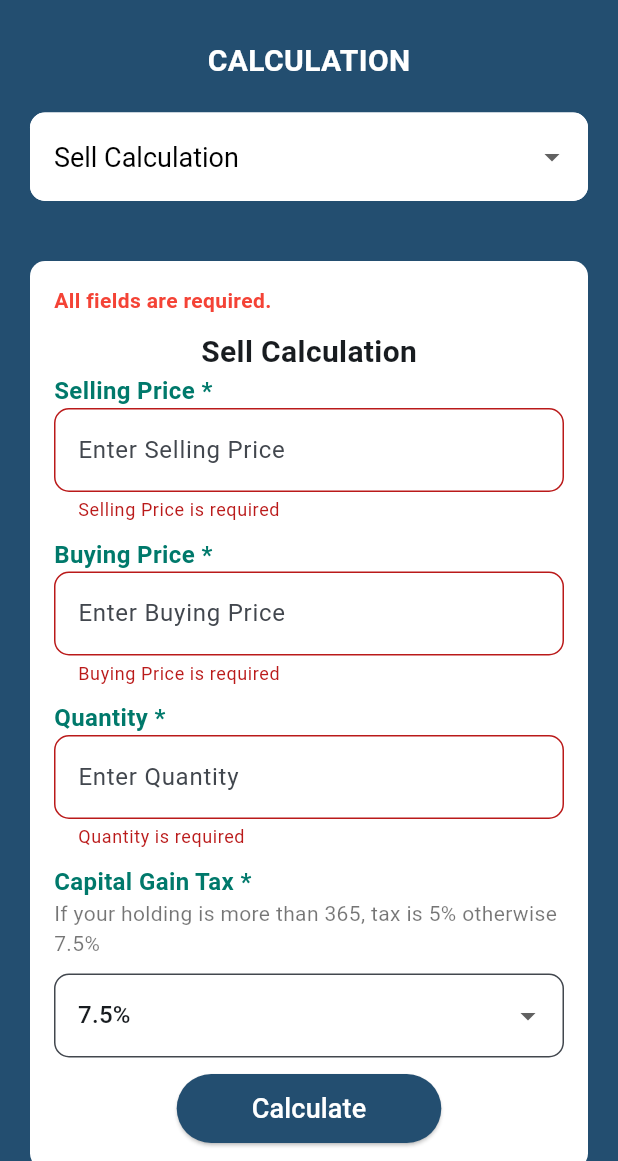
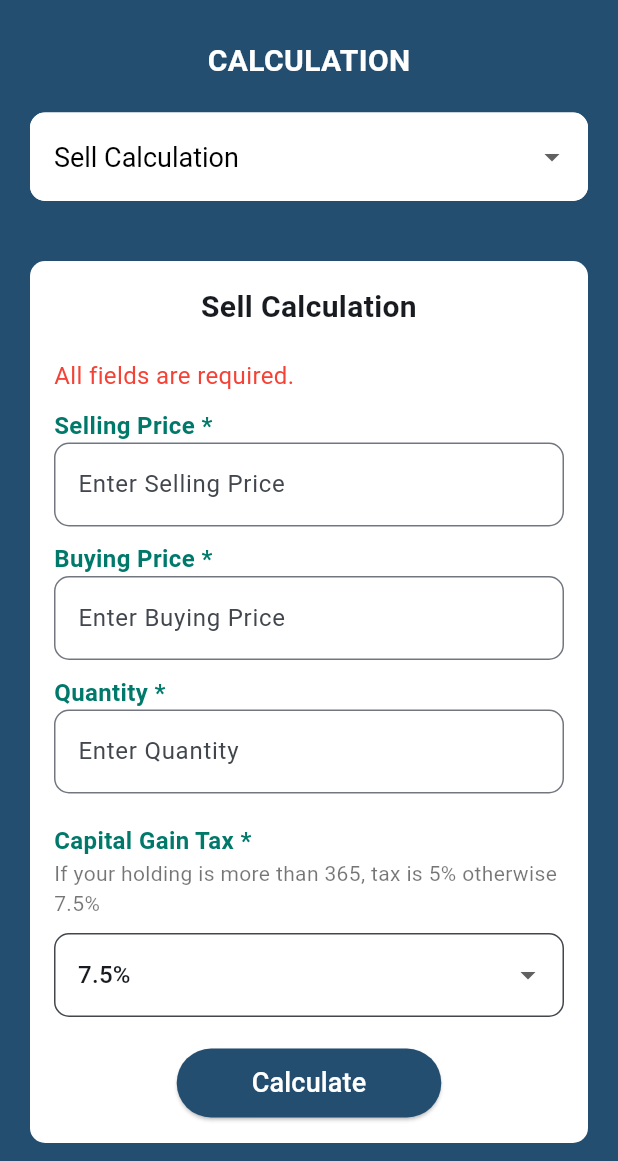
Before and after one commit to santoshvandari/ShareHisab, a Flutter app: the screen it shows after launch, after a tap on "Calculate", on a phone screen of 412 x 824 dp, the part 75-1236 px from its top. Run offline on Flutter 3.47's test engine with Material 3 defaults, Android fonts, the phone set to English and light mode, and no system bars.

Commit message:
Fixed the Buy of Not Refreshing

```diff
--- a/lib/sell_options.dart
+++ b/lib/sell_options.dart
@@ -1,4 +1,5 @@
 import 'package:flutter/material.dart';
+import 'package:sharehisab/buy_global_variables.dart';
 import 'package:sharehisab/sell_gloabl_variables.dart';
 import 'package:sharehisab/sellbuy_calculation.dart';
 
@@ -12,8 +13,13 @@ class SellOptions extends StatefulWidget {
 }
 
 class _SellOptionsState extends State<SellOptions> {
-  final _formKey = GlobalKey<FormState>();
-  String errorMessage = "";
+  // Controllers for the text fields
+  final TextEditingController sellingPriceController = TextEditingController();
+  final TextEditingController buyingPriceController = TextEditingController();
+  final TextEditingController quantityController = TextEditingController();
+
+  // Error message
+  String? errorMessage;
 
   @override
   Widget build(BuildContext context) {
@@ -26,22 +32,9 @@ class _SellOptionsState extends State<SellOptions> {
             color: Colors.white,
             borderRadius: BorderRadius.circular(10),
           ),
-          child: Form(
-            key: _formKey, // Associate form key with this form
           child: Column(
             crossAxisAlignment: CrossAxisAlignment.start,
             children: [
-                if (errorMessage.isNotEmpty)
-                  Padding(
-                    padding: const EdgeInsets.only(bottom: 10),
-                    child: Text(
-                      errorMessage,
-                      style: const TextStyle(
-                        color: Colors.red,
-                        fontWeight: FontWeight.bold,
-                      ),
-                    ),
-                  ),
               const Center(
                 child: Text(
                   "Sell Calculation",
@@ -49,35 +42,26 @@ class _SellOptionsState extends State<SellOptions> {
                     fontSize: 20,
                     fontWeight: FontWeight.bold,
                   ),
+                  textAlign: TextAlign.center,
                 ),
               ),
-                textFormFieldDesign(
-                  "Selling Price",
-                  (value) {
-                    setState(() {
-                      sellPrice = double.tryParse(value) ?? 0.0;
-                    });
-                  },
-                  "Selling Price is required",
+              const SizedBox(height: 20),
+
+              // Display the error message if it exists
+              if (errorMessage != null) ...[
+                Text(
+                  errorMessage!,
+                  style: const TextStyle(color: Colors.red, fontSize: 16),
                 ),
-                textFormFieldDesign(
-                  "Buying Price",
-                  (value) {
-                    setState(() {
-                      sellBuyPrice = double.tryParse(value) ?? 0.0;
-                    });
-                  },
-                  "Buying Price is required",
-                ),
-                textFormFieldDesign(
-                  "Quantity",
-                  (value) {
-                    setState(() {
-                      sellQuantity = double.tryParse(value) ?? 0.0;
-                    });
-                  },
-                  "Quantity is required",
-                ),
+                const SizedBox(height: 10),
+              ],
+
+              textFormFieldDesign("Selling Price", sellingPriceController),
+              textFormFieldDesign("Buying Price", buyingPriceController),
+              textFormFieldDesign("Quantity", quantityController),
+
+              // Capital Gain Tax dropdown
+              const SizedBox(height: 10),
               Text(
                 "Capital Gain Tax *",
                 style: TextStyle(
@@ -92,22 +76,14 @@ class _SellOptionsState extends State<SellOptions> {
               ),
               const SizedBox(height: 10),
               DropdownButtonFormField<String>(
-                  dropdownColor: Colors.white,
                 value: capitalGainTaxPercentage == 5.0 ? "5" : "7.5",
                 items: const [
-                    DropdownMenuItem(
-                      value: "5",
-                      child: Text("5%"),
-                    ),
-                    DropdownMenuItem(
-                      value: "7.5",
-                      child: Text("7.5%"),
-                    ),
+                  DropdownMenuItem(value: "5", child: Text("5%")),
+                  DropdownMenuItem(value: "7.5", child: Text("7.5%")),
                 ],
                 onChanged: (value) {
                   setState(() {
-                      capitalGainTaxPercentage =
-                          double.tryParse(value ?? "7.5") ?? 7.5;
+                    capitalGainTaxPercentage = double.parse(value!);
                   });
                 },
                 decoration: InputDecoration(
@@ -117,30 +93,23 @@ class _SellOptionsState extends State<SellOptions> {
                     borderRadius: BorderRadius.circular(10),
                   ),
                 ),
-                  validator: (value) {
-                    if (value == null || value.isEmpty) {
-                      return 'Capital Gain Tax is required';
-                    }
-                    return null;
-                  },
               ),
-                const SizedBox(height: 10),
+
+              const SizedBox(height: 20),
               Center(
                 child: ElevatedButton(
                   onPressed: () {
-                      if (_formKey.currentState!.validate()) {
-                        // Form validation passed, reset error message
+                    if (_validateInputs()) {
                       setState(() {
-                          errorMessage = "";
-                        });
+                        sellCalculation(); // Perform sell calculation
+                        isBuyCalculation = false;
+                        isSellCalculation = true;
+                        widget.onCalculate(); // Notify parent widget
 
-                        sellCalculation();
-                        isSellCalculation = true;
-                        widget.onCalculate(); // Call the onCalculate callback
-                      } else {
-                        // Validation failed, set error message
-                        setState(() {
-                          errorMessage = "All fields are required.";
+                        // Clear the text fields after calculation
+                        sellingPriceController.clear();
+                        buyingPriceController.clear();
+                        quantityController.clear();
                       });
                     }
                   },
@@ -161,13 +130,43 @@ class _SellOptionsState extends State<SellOptions> {
             ],
           ),
         ),
-        ),
       ],
     );
   }
 
-  Widget textFormFieldDesign(
-      String label, Function(String) onChanged, String validationMessage) {
+  // Method to validate inputs
+  bool _validateInputs() {
+    setState(() {
+      errorMessage = null; // Reset error message
+    });
+
+    // Check if fields are empty
+    if (sellingPriceController.text.isEmpty ||
+        buyingPriceController.text.isEmpty ||
+        quantityController.text.isEmpty) {
+      setState(() {
+        errorMessage = "All fields are required."; // Set error message
+      });
+      return false; // Return false for invalid inputs
+    }
+
+    // Parse values and set global variables
+    try {
+      sellPrice = double.parse(sellingPriceController.text);
+      sellBuyPrice = double.parse(buyingPriceController.text);
+      sellQuantity = double.parse(quantityController.text);
+    } catch (e) {
+      setState(() {
+        errorMessage = "Please enter valid numbers."; // Handle parsing error
+      });
+      return false; // Return false for invalid numbers
+    }
+
+    return true; // Return true for valid inputs
+  }
+
+  // Updated textFormFieldDesign to accept controllers
+  Widget textFormFieldDesign(String label, TextEditingController controller) {
     return Column(
       crossAxisAlignment: CrossAxisAlignment.start,
       children: [
@@ -180,6 +179,7 @@ class _SellOptionsState extends State<SellOptions> {
           ),
         ),
         TextFormField(
+          controller: controller, // Assign the controller
           decoration: InputDecoration(
             hintText: "Enter $label",
             border: OutlineInputBorder(
@@ -187,13 +187,6 @@ class _SellOptionsState extends State<SellOptions> {
             ),
           ),
           keyboardType: TextInputType.number,
-          onChanged: onChanged,
-          validator: (value) {
-            if (value == null || value.isEmpty) {
-              return validationMessage;
-            }
-            return null;
-          },
         ),
         const SizedBox(height: 10),
       ],
```
Also changed, not shown: lib/buy_options.dart (+26 -2 lines), 6 other files. Lines whose indentation alone changed are shown as unchanged.
